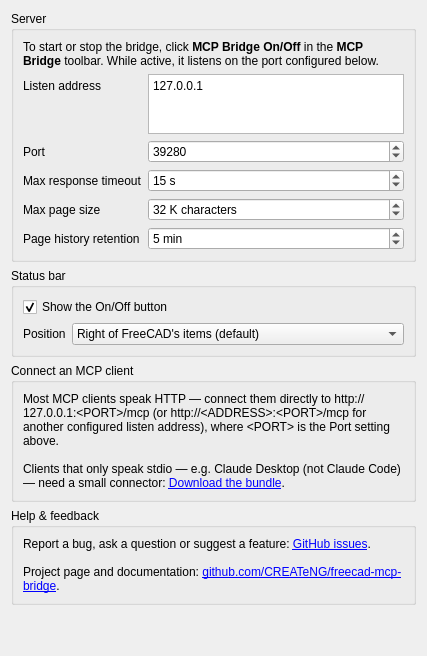
The window that freecad/mcp_bridge/Resources/Ui/preferences.ui (CREATeNG/freecad-mcp-bridge) describes before a commit, drawn with Qt 5.
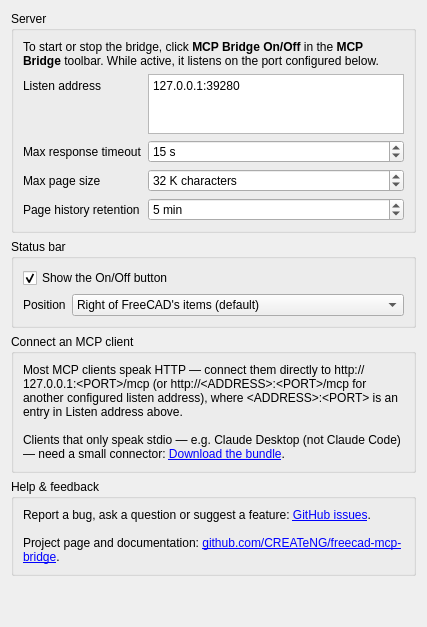
The same window after the commit. Custom widgets are drawn as their Qt base class.

Commit message:
Move port into each listen-address entry and remove Port field (#50)
Matter: ed53jt5e

Patch:
```diff
--- a/freecad/mcp_bridge/Resources/Ui/preferences.ui
+++ b/freecad/mcp_bridge/Resources/Ui/preferences.ui
@@ -56,10 +56,10 @@
          <bool>false</bool>
         </property>
         <property name="plainText">
-         <string>127.0.0.1</string>
+         <string>127.0.0.1:39280</string>
         </property>
         <property name="placeholderText">
-         <string>127.0.0.1</string>
+         <string>127.0.0.1:39280</string>
         </property>
         <property name="prefEntry" stdset="0">
          <cstring>ListenAddress</cstring>
@@ -70,42 +70,13 @@
        </widget>
       </item>
       <item row="2" column="0">
-       <widget class="QLabel" name="portLabel">
-        <property name="text">
-         <string>Port</string>
-        </property>
-       </widget>
-      </item>
-      <item row="2" column="1">
-       <widget class="Gui::PrefSpinBox" name="portSpinBox">
-        <property name="toolTip">
-         <string>Used the next time the bridge is switched on.</string>
-        </property>
-        <property name="minimum">
-         <number>1024</number>
-        </property>
-        <property name="maximum">
-         <number>65535</number>
-        </property>
-        <property name="value">
-         <number>39280</number>
-        </property>
-        <property name="prefEntry" stdset="0">
-         <cstring>Port</cstring>
-        </property>
-        <property name="prefPath" stdset="0">
-         <cstring>Mod/freecad-mcp-bridge</cstring>
-        </property>
-       </widget>
-      </item>
-      <item row="3" column="0">
        <widget class="QLabel" name="timeoutLabel">
         <property name="text">
          <string>Max response timeout</string>
         </property>
        </widget>
       </item>
-      <item row="3" column="1">
+      <item row="2" column="1">
        <widget class="Gui::PrefSpinBox" name="timeoutSpinBox">
         <property name="toolTip">
          <string>The bridge's wait per page.</string>
@@ -133,14 +104,14 @@
         </property>
        </widget>
       </item>
-      <item row="4" column="0">
+      <item row="3" column="0">
        <widget class="QLabel" name="pageSizeLabel">
         <property name="text">
          <string>Max page size</string>
         </property>
        </widget>
       </item>
-      <item row="4" column="1">
+      <item row="3" column="1">
        <widget class="Gui::PrefSpinBox" name="pageSizeSpinBox">
         <property name="toolTip">
          <string>Splits long output by page size.</string>
@@ -168,14 +139,14 @@
         </property>
        </widget>
       </item>
-      <item row="5" column="0">
+      <item row="4" column="0">
        <widget class="QLabel" name="retentionLabel">
         <property name="text">
          <string>Page history retention</string>
         </property>
        </widget>
       </item>
-      <item row="5" column="1">
+      <item row="4" column="1">
        <widget class="Gui::PrefSpinBox" name="retentionSpinBox">
         <property name="toolTip">
          <string>Idle time before finished output expires.</string>
@@ -279,7 +250,7 @@
          <enum>Qt::RichText</enum>
         </property>
         <property name="text">
-         <string>Most MCP clients speak HTTP — connect them directly to http://127.0.0.1:&amp;lt;PORT&amp;gt;/mcp (or http://&amp;lt;ADDRESS&amp;gt;:&amp;lt;PORT&amp;gt;/mcp for another configured listen address), where &amp;lt;PORT&amp;gt; is the Port setting above.&lt;br/&gt;&lt;br/&gt;Clients that only speak stdio — e.g. Claude Desktop (not Claude Code) — need a small connector: &lt;a href="https://github.com/CREATeNG/freecad-mcp-bridge/releases/latest/download/freecad-mcp-bridge.mcpb"&gt;Download the bundle&lt;/a&gt;.</string>
+         <string>Most MCP clients speak HTTP — connect them directly to http://127.0.0.1:&amp;lt;PORT&amp;gt;/mcp (or http://&amp;lt;ADDRESS&amp;gt;:&amp;lt;PORT&amp;gt;/mcp for another configured listen address), where &amp;lt;ADDRESS&amp;gt;:&amp;lt;PORT&amp;gt; is an entry in Listen address above.&lt;br/&gt;&lt;br/&gt;Clients that only speak stdio — e.g. Claude Desktop (not Claude Code) — need a small connector: &lt;a href="https://github.com/CREATeNG/freecad-mcp-bridge/releases/latest/download/freecad-mcp-bridge.mcpb"&gt;Download the bundle&lt;/a&gt;.</string>
         </property>
         <property name="wordWrap">
          <bool>true</bool>
```
Left out of the diff: 2 changed lines with no effect on the pictures. The commit also changes 15 other files.
